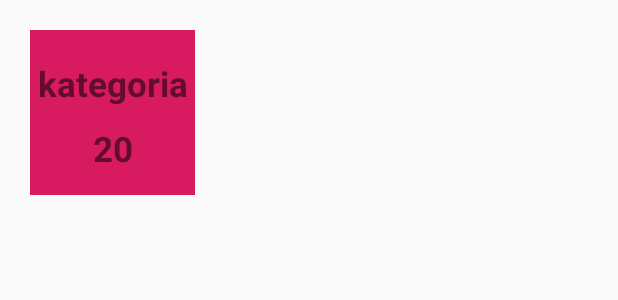
After one commit to Krzysiudan/PytaniaRekrutacyjneProgramisty, an Android app: the layout recyclerview_item.xml on its own in the app's theme, with its tools: preview values and no code run, on a phone screen of 412 x 824 dp. The commit adds this screen. Shown: the top 300 px of the screen. Run offline under Robolectric (Android 15) with nearby library versions, the phone set to English and light mode, and no system bars.

Commit message:
Changes in layouts, adding recyclerView

```diff
--- /dev/null
+++ b/app/src/main/res/layout/recyclerview_item.xml
@@ -0,0 +1,37 @@
+<?xml version="1.0" encoding="utf-8"?>
+<LinearLayout
+        xmlns:android="http://schemas.android.com/apk/res/android"
+        xmlns:app="http://schemas.android.com/apk/res-auto" xmlns:tools="http://schemas.android.com/tools" android:orientation="horizontal"
+        android:padding="20dp"
+        android:layout_width="150dp"
+        android:layout_height="150dp">
+
+    <androidx.constraintlayout.widget.ConstraintLayout
+            android:layout_width="match_parent"
+            android:layout_height="match_parent"
+            android:background="@color/colorAccent">
+
+        <TextView
+                android:id="@+id/category_name"
+                android:textSize="23sp"
+                android:text="@string/kategoria"
+                android:layout_width="109dp"
+                android:layout_height="63dp"
+                android:paddingTop="20dp"
+                android:textAlignment="center"
+                android:textStyle="bold"
+                app:layout_constraintTop_toTopOf="parent" app:layout_constraintEnd_toEndOf="parent"
+                app:layout_constraintStart_toStartOf="parent"
+        />
+        <TextView
+                  android:id="@+id/answers_count"
+                  android:layout_width="wrap_content" android:layout_height="wrap_content"
+                  android:text="20"
+                  android:textSize="23sp"
+                  android:textStyle="bold"
+                  app:layout_constraintTop_toBottomOf="@+id/category_name" app:layout_constraintEnd_toEndOf="parent"
+                  android:layout_marginEnd="8dp" android:layout_marginRight="8dp"
+                  app:layout_constraintStart_toStartOf="parent" android:layout_marginLeft="8dp"
+                  android:layout_marginStart="8dp"/>
+    </androidx.constraintlayout.widget.ConstraintLayout>
+</LinearLayout>
```
Also changed, not shown: app/src/main/java/com/krzysiudan/pytaniarekrutacyjne/ActivityLanguageChoose.java (+16 -0 lines), app/src/main/java/com/krzysiudan/pytaniarekrutacyjne/Category.java (added, +39 -0 lines), app/src/main/java/com/krzysiudan/pytaniarekrutacyjne/MainActivity.java (deleted, +0 -14 lines), app/src/main/java/com/krzysiudan/pytaniarekrutacyjne/MyRecyclerViewAdapter.java (added, +74 -0 lines), app/src/main/java/com/krzysiudan/pytaniarekrutacyjne/UnusedDatabaseHelper.java (renamed from app/src/main/java/com/krzysiudan/pytaniarekrutacyjne/DatabaseHelper.java, +7 -4 lines), app/src/main/res/drawable/ic_javalogo.xml (added, +40 -0 lines), app/src/main/res/layout/activity_language_choose.xml (+15 -15 lines), app/src/main/res/layout/activity_main.xml (deleted, +0 -18 lines), app/src/main/res/layout/activity_question_choose.xml (+33 -4 lines), app/src/main/res/drawable/background.jpg (added).
